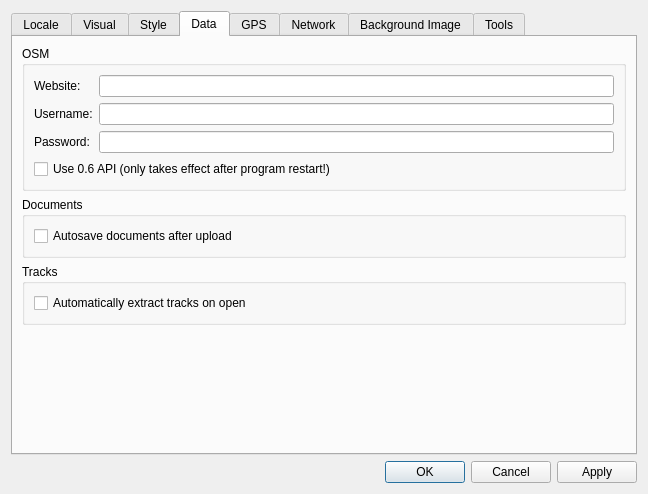
Above: Preferences/PreferencesDialog.ui from openstreetmap/merkaartor before the change. Below: the same form after it.
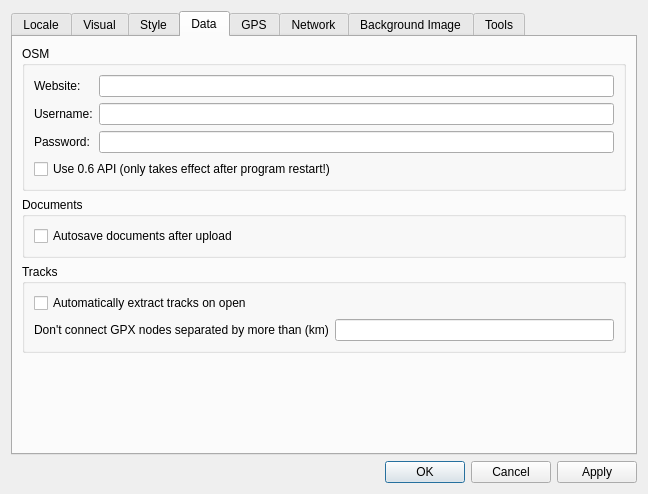
That is the form after the change. The open tabs and pages were chosen to show the change.

Commit message: ADD : make max distance between GPX nodes configurable (by Mat) FIX : compilation error

The edit to the form file:
```diff
--- a/Preferences/PreferencesDialog.ui
+++ b/Preferences/PreferencesDialog.ui
@@ -630,6 +630,30 @@
             </property>
            </widget>
           </item>
+          <item>
+           <layout class="QHBoxLayout" name="horizontalLayout_9" >
+            <item>
+             <widget class="QLabel" name="label_25" >
+              <property name="text" >
+               <string>Don't connect GPX nodes separated by more than (km)</string>
+              </property>
+             </widget>
+            </item>
+            <item>
+             <widget class="QLineEdit" name="edMaxDistNodes" >
+              <property name="minimumSize" >
+               <size>
+                <width>30</width>
+                <height>0</height>
+               </size>
+              </property>
+              <property name="frame" >
+               <bool>true</bool>
+              </property>
+             </widget>
+            </item>
+           </layout>
+          </item>
          </layout>
         </widget>
        </item>
```
Left out of the diff: 26 changed lines with no effect on the pictures. The commit also changes 6 other files.
